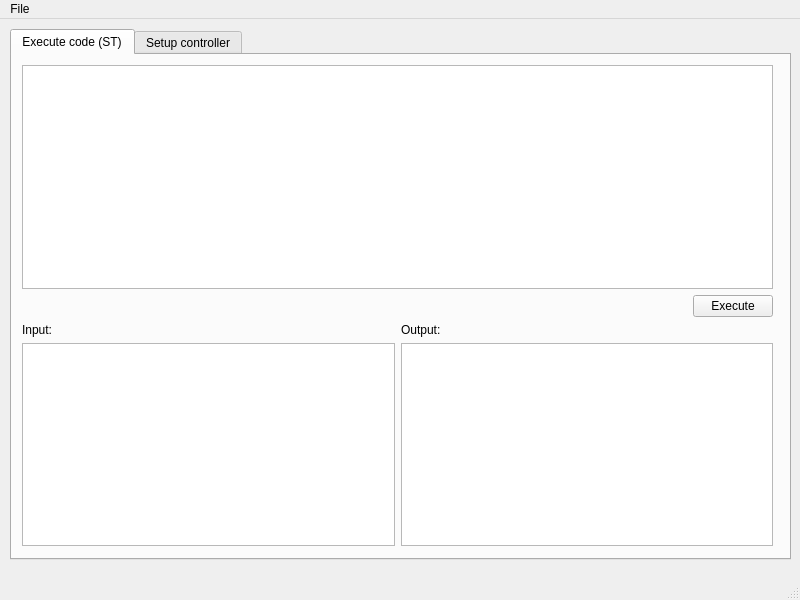
Qt form gui/main_window.ui (wichmann/spots) before a commit.
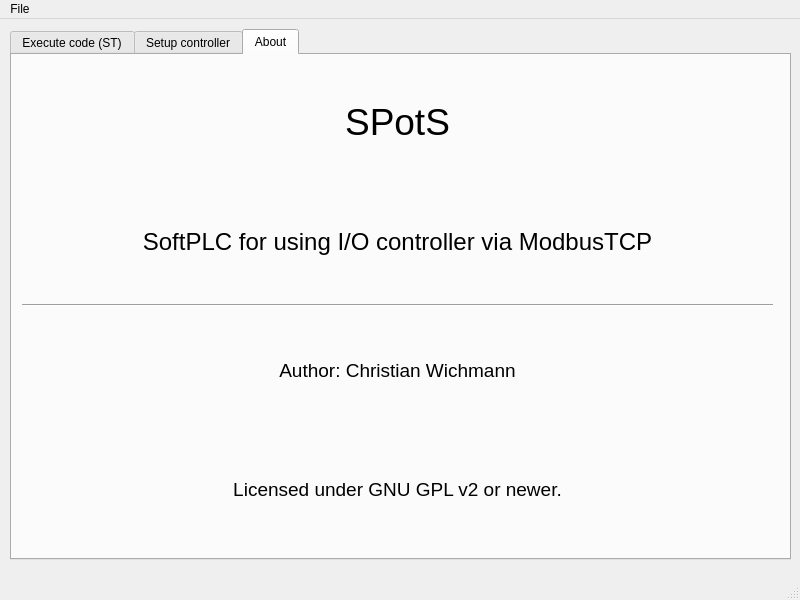
The same form after that commit. The open tabs and pages were chosen to show the change.

Commit message: Integrated dialog for adding/changing controller settings.

Diff of the .ui file:
```diff
--- a/gui/main_window.ui
+++ b/gui/main_window.ui
@@ -265,6 +265,90 @@
       </layout>
      </widget>
     </widget>
+    <widget class="QWidget" name="about_tab">
+     <attribute name="title">
+      <string>About</string>
+     </attribute>
+     <widget class="QWidget" name="verticalLayoutWidget_2">
+      <property name="geometry">
+       <rect>
+        <x>10</x>
+        <y>10</y>
+        <width>751</width>
+        <height>481</height>
+       </rect>
+      </property>
+      <layout class="QVBoxLayout" name="verticalLayout_7">
+       <item>
+        <widget class="QLabel" name="label_6">
+         <property name="font">
+          <font>
+           <pointsize>28</pointsize>
+          </font>
+         </property>
+         <property name="text">
+          <string>SPotS</string>
+         </property>
+         <property name="alignment">
+          <set>Qt::AlignCenter</set>
+         </property>
+        </widget>
+       </item>
+       <item>
+        <widget class="QLabel" name="label_9">
+         <property name="font">
+          <font>
+           <pointsize>18</pointsize>
+          </font>
+         </property>
+         <property name="text">
+          <string>SoftPLC for using I/O controller via ModbusTCP</string>
+         </property>
+         <property name="alignment">
+          <set>Qt::AlignCenter</set>
+         </property>
+        </widget>
+       </item>
+       <item>
+        <widget class="Line" name="line">
+         <property name="orientation">
+          <enum>Qt::Horizontal</enum>
+         </property>
+        </widget>
+       </item>
+       <item>
+        <widget class="QLabel" name="label_7">
+         <property name="font">
+          <font>
+           <pointsize>14</pointsize>
+          </font>
+         </property>
+         <property name="text">
+          <string>Author: Christian Wichmann</string>
+         </property>
+         <property name="alignment">
+          <set>Qt::AlignCenter</set>
+         </property>
+        </widget>
+       </item>
+       <item>
+        <widget class="QLabel" name="label_8">
+         <property name="font">
+          <font>
+           <pointsize>14</pointsize>
+          </font>
+         </property>
+         <property name="text">
+          <string>Licensed under GNU GPL v2 or newer.</string>
+         </property>
+         <property name="alignment">
+          <set>Qt::AlignCenter</set>
+         </property>
+        </widget>
+       </item>
+      </layout>
+     </widget>
+    </widget>
    </widget>
   </widget>
   <widget class="QMenuBar" name="menubar">
```
Left out of the diff: 8 changed lines with no effect on the pictures. The commit also changes 8 other files.
